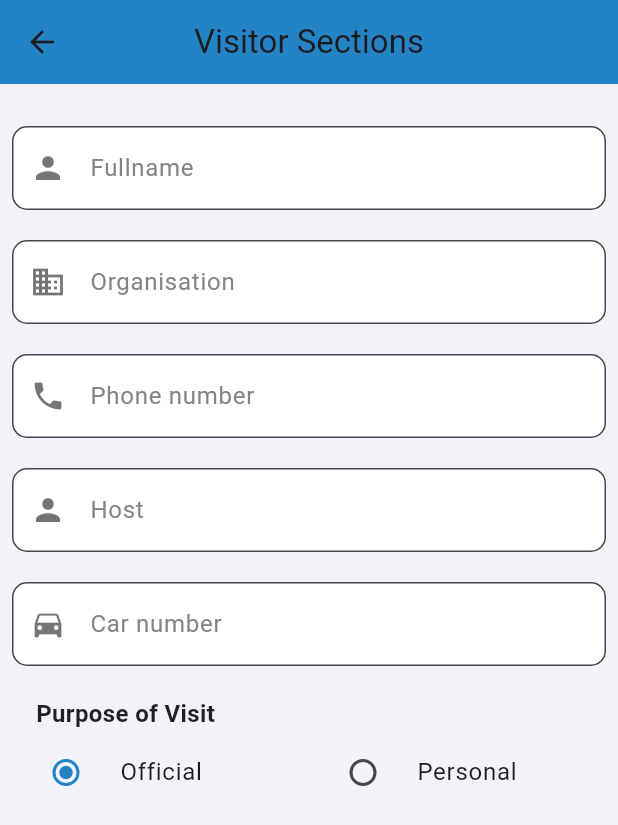
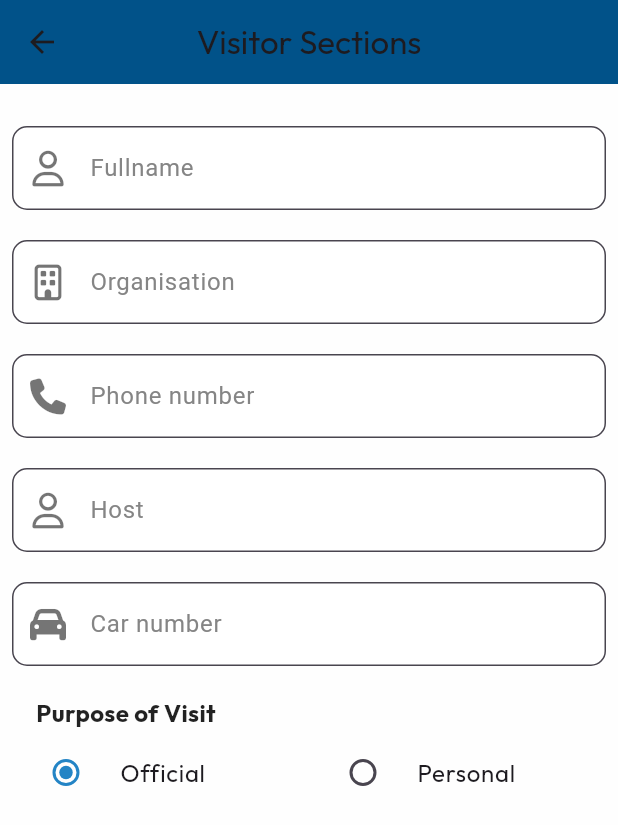
Before and after one commit to AaronOtu/attendance_app, a Flutter app: the EtzVisitorHomePage screen opened directly, on a phone screen of 412 x 824 dp. Shown: the top 825 px of the screen. Run offline on Flutter 3.47's test engine with Material 3 defaults, Android fonts, the phone set to English and light mode, and no system bars; our stand-ins replace firebase_auth, firebase_core, flutter_otp_text_field, flutter_riverpod, font_awesome_flutter, google_fonts and 1 more; missing offline and left inert: qr_code_scanner_plus; accounts and stored records are empty.

Commit message:
Changes made to the visitors page

```diff
--- a/lib/new_feature/pages/first_page.dart
+++ b/lib/new_feature/pages/first_page.dart
@@ -27,7 +27,7 @@ class _EtzFirstPageState extends ConsumerState<EtzFirstPage> {
         child: Column(
           children: [
 
-            Image.asset('images/Fingerprint.png'),
+            Image.asset('images/firstpage.png'),
 
             Padding(
               padding: const EdgeInsets.only(bottom: 0.0, top: 100),
--- a/lib/new_feature/pages/visitor_page.dart
+++ b/lib/new_feature/pages/visitor_page.dart
@@ -1,6 +1,9 @@
+import 'package:attendance_app/new_feature/constants/colors.dart';
 import 'package:attendance_app/new_feature/widgets/textformfield.dart';
 import 'package:flutter/material.dart';
 import 'package:flutter_riverpod/flutter_riverpod.dart';
+import 'package:font_awesome_flutter/font_awesome_flutter.dart';
+import 'package:google_fonts/google_fonts.dart';
 
 class EtzVisitorHomePage extends ConsumerStatefulWidget {
   const EtzVisitorHomePage({super.key});
@@ -21,10 +24,10 @@ class _EtzVisitorHomePageState extends ConsumerState<EtzVisitorHomePage> {
   @override
   Widget build(BuildContext context) {
     return Scaffold(
-        backgroundColor: const Color(0xFFf1f3f8),
+        backgroundColor: white,
         appBar: AppBar(
-          backgroundColor: const Color(0xFF2384C5),
-          title: const Text("Visitor Sections"),
+          backgroundColor: blue,
+          title: Text("Visitor Sections", style: GoogleFonts.outfit()),
           centerTitle: true,
         ),
         body: Padding(
@@ -34,28 +37,28 @@ class _EtzVisitorHomePageState extends ConsumerState<EtzVisitorHomePage> {
               children: [
                 const SizedBox(height: 20),
                 etzTextField(
-                    'Fullname', Icons.person, false, fullnameTextController),
+                    'Fullname', FontAwesomeIcons.user, false, fullnameTextController),
                 const SizedBox(height: 20),
-                etzTextField('Organisation', Icons.business, false,
+                etzTextField('Organisation', FontAwesomeIcons.building, false,
                     organisationController),
                 const SizedBox(height: 20),
                 etzTextField(
-                    'Phone number', Icons.phone, false, phoneNumberController),
+                    'Phone number', FontAwesomeIcons.phone, false, phoneNumberController),
                 const SizedBox(height: 20),
-                etzTextField('Host', Icons.person, false, hostController),
+                etzTextField('Host', FontAwesomeIcons.user, false, hostController),
                 const SizedBox(height: 20),
-                etzTextField('Car number', Icons.directions_car, false,
+                etzTextField('Car number', FontAwesomeIcons.car, false,
                     carNumberController),
                 const SizedBox(height: 20),
-                const Padding(
-                  padding: EdgeInsets.symmetric(horizontal: 16.0),
+                Padding(
+                  padding: const EdgeInsets.symmetric(horizontal: 16.0),
                   child: Text(
                     'Purpose of Visit',
-                    style: TextStyle(
+                    style: GoogleFonts.outfit(textStyle:const TextStyle(
                       fontSize: 16,
                       fontWeight: FontWeight.bold,
                       color: Colors.black87,
-                    ),
+                    )),
                   ),
                 ),
                 Row(
@@ -63,7 +66,7 @@ class _EtzVisitorHomePageState extends ConsumerState<EtzVisitorHomePage> {
                   children: [
                     Expanded(
                       child: RadioListTile<String>(
-                        title: const Text('Official'),
+                        title:  Text('Official',style:GoogleFonts.outfit()),
                         value: 'Official',
                         groupValue: _visitType,
                         onChanged: (String? value) {
@@ -78,7 +81,7 @@ class _EtzVisitorHomePageState extends ConsumerState<EtzVisitorHomePage> {
                     ),
                     Expanded(
                       child: RadioListTile<String>(
-                        title: const Text('Personal'),
+                        title: Text('Personal',style:GoogleFonts.outfit()),
                         value: 'Personal',
                         groupValue: _visitType,
                         onChanged: (String? value) {
--- a/lib/new_feature/widgets/textformfield.dart
+++ b/lib/new_feature/widgets/textformfield.dart
@@ -1,4 +1,5 @@
 import 'package:flutter/material.dart';
+import 'package:google_fonts/google_fonts.dart';
 
 TextFormField etzTextField(
   String text,
@@ -13,7 +14,7 @@ TextFormField etzTextField(
     enableSuggestions: !isPasswordType,
     autocorrect: !isPasswordType,
     validator: validator,
-    style: TextStyle(color: Colors.black.withOpacity(0.9)),
+    style: GoogleFonts.outfit(textStyle:TextStyle(color: Colors.black.withOpacity(0.9))),
     decoration: InputDecoration(
       prefixIcon: Icon(
         icon,
--- a/pubspec.yaml
+++ b/pubspec.yaml
@@ -35,7 +35,7 @@ dependencies:
   # The following adds the Cupertino Icons font to your application.
   # Use with the CupertinoIcons class for iOS style icons.
   cupertino_icons: ^1.0.8
-  font_awesome_flutter: ^10.7.0
+  font_awesome_flutter: ^10.8.0
   qr_code_scanner_plus: ^2.0.6
   image_picker: ^1.1.2
   path_provider: ^2.1.5
@@ -86,6 +86,8 @@ flutter:
      - images/off-duty-return.png
      - images/report-work.png
      - images/Fingerprint.png
+     - images/firstpage.png
+     - images/telephone.png
   #   - images/a_dot_ham.jpeg
 
   # An image asset can refer to one or more resolution-specific "variants", see
```
Also changed, not shown: lib/new_feature/pages/camera_screen.dart (added, +81 -0 lines), lib/new_feature/pages/employee_page.dart (+111 -21 lines), lib/new_feature/pages/scanner_page.dart (added, +102 -0 lines), images/firstpage.png (added), images/telephone.png (added).
